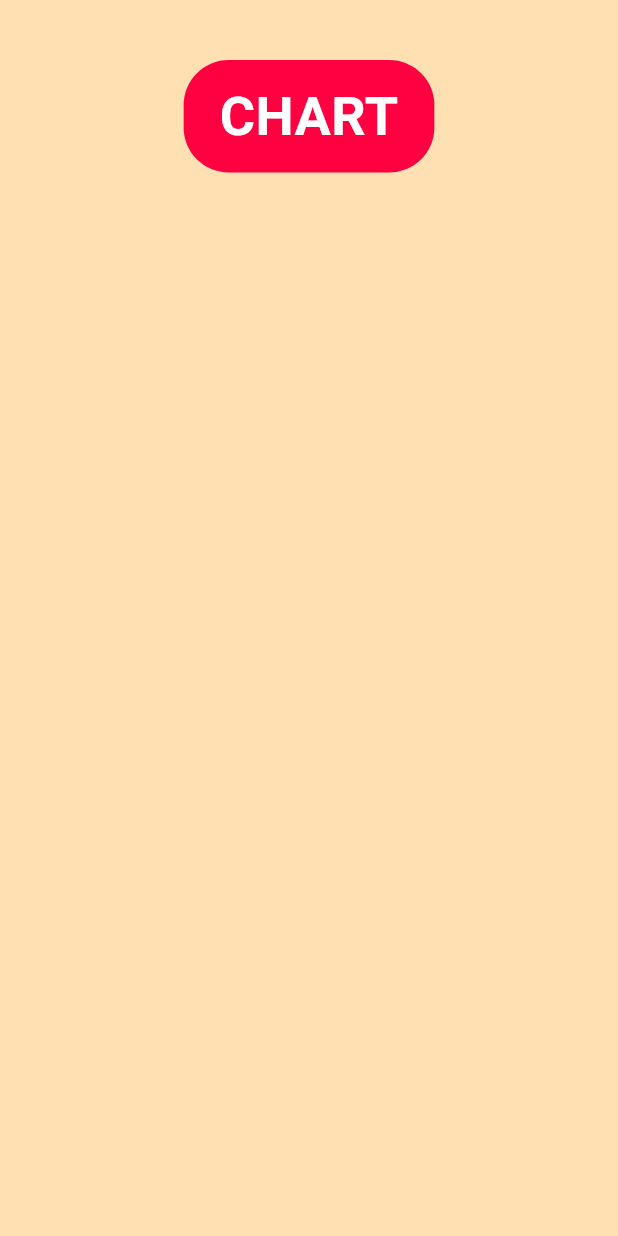
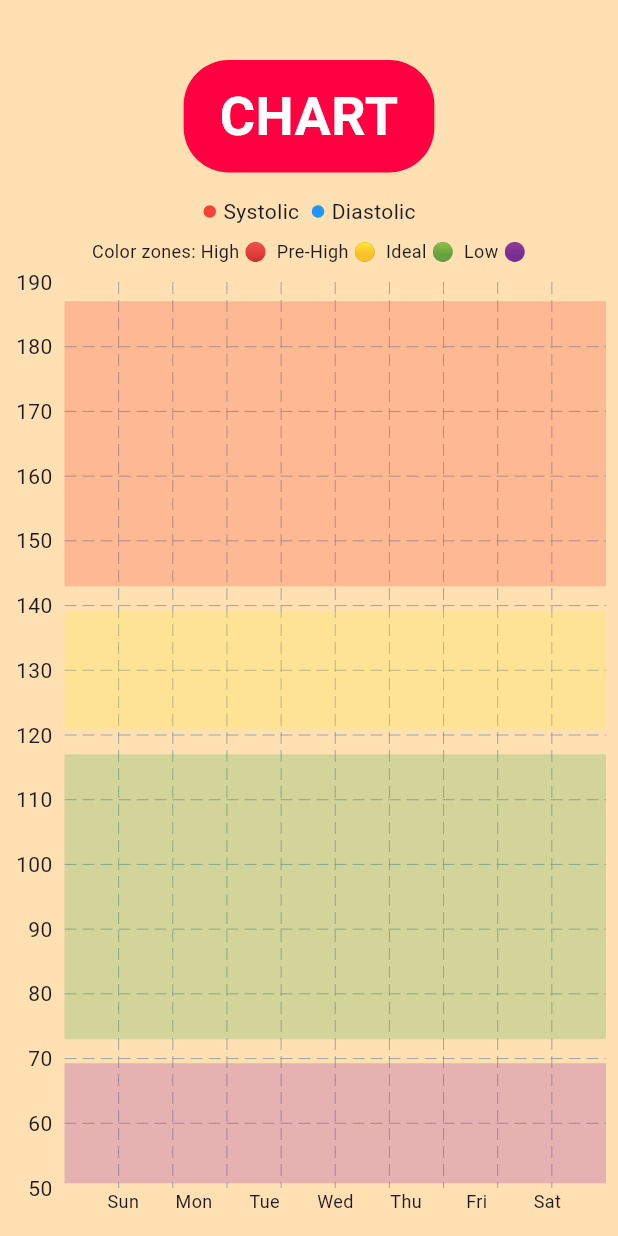
Before and after one commit to avirdi1/nopressure, a Flutter app: the ChartPage screen opened directly, on a phone screen of 412 x 824 dp. Run offline on Flutter 3.47's test engine with Material 3 defaults, Android fonts, the phone set to English and light mode, and no system bars; drawn by our look-alikes of fl_chart; our stand-ins replace cloud_firestore, firebase_auth, firebase_core, flutter_dotenv, shared_preferences; accounts and stored records are empty.

Commit message:
build chart page

```diff
--- a/lib/screens/chart.dart
+++ b/lib/screens/chart.dart
@@ -1,7 +1,80 @@
+import 'dart:convert';
 import 'package:flutter/material.dart';
+import 'package:fl_chart/fl_chart.dart';
+import 'package:intl/intl.dart';
+import 'package:shared_preferences/shared_preferences.dart';
 
-class ChartPage extends StatelessWidget {
+class ChartPage extends StatefulWidget {
   const ChartPage({super.key});
+
+  @override
+  State<ChartPage> createState() => _ChartPageState();
+}
+
+class _ChartPageState extends State<ChartPage> {
+  List<String> labels = [];
+  List<double> systolic = [];
+  List<double> diastolic = [];
+
+  @override
+  void initState() {
+    super.initState();
+    _loadAndPrepareData();
+  }
+
+  Future<void> _loadAndPrepareData() async {
+    final prefs = await SharedPreferences.getInstance();
+    final savedLogs = prefs.getString('logsByDate') ?? '{}';
+    final decoded = json.decode(savedLogs) as Map<String, dynamic>;
+
+    final logs = Map<String, List<String>>.from(
+      decoded.map((k, v) => MapEntry(k, List<String>.from(v))),
+    );
+
+    final now = DateTime.now();
+    final formatter = DateFormat('MMMM d, yyyy');
+    final labelFormat = DateFormat('EEE');
+
+    List<String> past7 = List.generate(7, (i) {
+      return formatter.format(now.subtract(Duration(days: 6 - i)));
+    });
+
+    List<double> sysAvg = [];
+    List<double> diaAvg = [];
+    List<String> xLabels = [];
+
+    for (var dateStr in past7) {
+      final dayLabel = labelFormat.format(formatter.parse(dateStr));
+      final entries = logs[dateStr];
+      if (entries != null && entries.isNotEmpty) {
+        List<int> sys = [];
+        List<int> dia = [];
+
+        for (var entry in entries) {
+          try {
+            final bp = entry.split(' - ').last.split(' ')[0];
+            final parts = bp.split('/');
+            sys.add(int.parse(parts[0]));
+            dia.add(int.parse(parts[1]));
+          } catch (_) {}
+        }
+
+        sysAvg.add(sys.reduce((a, b) => a + b) / sys.length);
+        diaAvg.add(dia.reduce((a, b) => a + b) / dia.length);
+      } else {
+        sysAvg.add(0);
+        diaAvg.add(0);
+      }
+
+      xLabels.add(dayLabel);
+    }
+
+    setState(() {
+      labels = xLabels;
+      systolic = sysAvg;
+      diastolic = diaAvg;
+    });
+  }
 
   Widget buildPageHeader(String title) {
     return Padding(
@@ -26,6 +99,95 @@ class ChartPage extends StatelessWidget {
     );
   }
 
+  Widget buildLegend() {
+    return Padding(
+      padding: const EdgeInsets.only(top: 6, bottom: 8),
+      child: Row(
+        mainAxisAlignment: MainAxisAlignment.center,
+        children: const [
+          Icon(Icons.circle, size: 10, color: Colors.red),
+          SizedBox(width: 4),
+          Text("Systolic  "),
+          Icon(Icons.circle, size: 10, color: Colors.blue),
+          SizedBox(width: 4),
+          Text("Diastolic"),
+        ],
+      ),
+    );
+  }
+
+  Widget buildBarChart() {
+    return BarChart(
+      BarChartData(
+        maxY: 190,
+        minY: 50,
+        titlesData: FlTitlesData(
+          leftTitles: AxisTitles(
+            sideTitles: SideTitles(showTitles: true, reservedSize: 35),
+          ),
+          bottomTitles: AxisTitles(
+            sideTitles: SideTitles(
+              showTitles: true,
+              getTitlesWidget: (v, _) {
+                final i = v.toInt();
+                return i >= 0 && i < labels.length
+                    ? Text(labels[i], style: const TextStyle(fontSize: 12))
+                    : const Text('');
+              },
+            ),
+          ),
+          topTitles: AxisTitles(sideTitles: SideTitles(showTitles: false)),
+          rightTitles: AxisTitles(sideTitles: SideTitles(showTitles: false)),
+        ),
+        barGroups: List.generate(labels.length, (i) {
+          return BarChartGroupData(
+            x: i,
+            barRods: [
+              BarChartRodData(
+                toY: systolic[i],
+                width: 6,
+                color: Colors.red,
+              ),
+              BarChartRodData(
+                toY: diastolic[i],
+                width: 6,
+                color: Colors.blue,
+              ),
+            ],
+            barsSpace: 4,
+          );
+        }),
+        gridData: FlGridData(show: true),
+        borderData: FlBorderData(show: false),
+        barTouchData: BarTouchData(enabled: true),
+        extraLinesData: ExtraLinesData(
+          horizontalLines: [
+            HorizontalLine(
+              y: 60,
+              color: Colors.purple.withOpacity(0.25),
+              strokeWidth: 80,
+            ),
+            HorizontalLine(
+              y: 95,
+              color: Colors.green.withOpacity(0.25),
+              strokeWidth: 190,
+            ),
+            HorizontalLine(
+              y: 130,
+              color: Colors.yellow.withOpacity(0.25),
+              strokeWidth: 78,
+            ),
+            HorizontalLine(
+              y: 165,
+              color: Colors.red.withOpacity(0.25),
+              strokeWidth: 190,
+            ),
+          ],
+        ),
+      ),
+    );
+  }
+
   @override
   Widget build(BuildContext context) {
     return Scaffold(
@@ -34,8 +196,19 @@ class ChartPage extends StatelessWidget {
         child: Column(
           children: [
             buildPageHeader("Chart"),
-            const Spacer(),
-            const SizedBox(height: 40),
+            const SizedBox(height: 10),
+            buildLegend(),
+            const Text("Color zones: High 🔴  Pre-High 🟡  Ideal 🟢  Low 🟣", style: TextStyle(fontSize: 12)),
+            const SizedBox(height: 12),
+            Expanded(
+              child: systolic.isEmpty || diastolic.isEmpty
+                  ? const Center(child: Text("No chart data available"))
+                  : Padding(
+                      padding: const EdgeInsets.symmetric(horizontal: 8),
+                      child: buildBarChart(),
+                    ),
+            ),
+            const SizedBox(height: 10),
           ],
         ),
       ),
```
